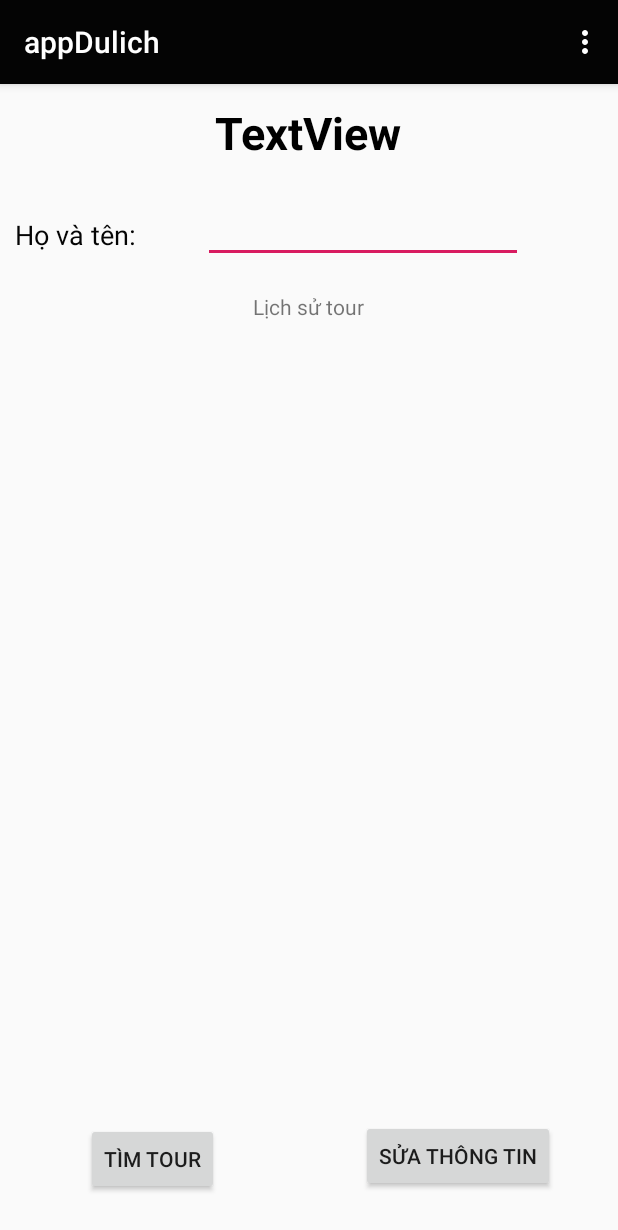
After one commit to TBDD-01/appDulich, an Android app: the TrangCaNhan screen opened directly, with no data from a screen before it, on a phone screen of 412 x 824 dp. The commit adds this screen. Shown: the top 1230 px of the screen. Run offline under Robolectric (Android 15) with nearby library versions, the phone set to English and light mode, and no system bars.

Commit message:
Revert "Revert "aaa""
This reverts commit ba0b7b0e411f605f5f5445d39c18103e554e7eff.

```diff
--- a/app/src/main/java/com/example/asus/appdulich/ConnectionDb.java
+++ b/app/src/main/java/com/example/asus/appdulich/ConnectionDb.java
@@ -9,12 +9,12 @@ import java.sql.SQLException;
 public class ConnectionDb {
     int a;
     @SuppressLint("NewAPi")
-    public java.sql.Connection connectionclass(String user, String passwordd, String database, String ipp) throws SQLException, ClassNotFoundException {
+    public java.sql.Connection connectionclass() throws SQLException, ClassNotFoundException {
         StrictMode.ThreadPolicy policy = new StrictMode.ThreadPolicy.Builder().permitAll().build();
         StrictMode.setThreadPolicy(policy);
         //Class.forName("com.microsoft.sqlserver.jdbc.SQLServerDriver");
         Class.forName("net.sourceforge.jtds.jdbc.Driver");
-        String ConnectionURL ="jdbc:jtds:sqlserver://192.168.1.111/ANDROID;user=sa;password=1";
+        String ConnectionURL ="jdbc:jtds:sqlserver://10.0.113.110/ANDROID;user=sa;password=1";
         java.sql.Connection connection =DriverManager.getConnection(ConnectionURL);
         return connection;
     }
--- /dev/null
+++ b/app/src/main/java/com/example/asus/appdulich/TrangCaNhan.java
@@ -0,0 +1,35 @@
+package com.example.asus.appdulich;
+
+import android.support.v7.app.AppCompatActivity;
+import android.os.Bundle;
+import android.view.Menu;
+import android.widget.Button;
+import android.widget.EditText;
+import android.widget.TextView;
+
+import java.sql.Connection;
+
+
+
+public class TrangCaNhan extends AppCompatActivity {
+    ConnectionDb connectionDb = new ConnectionDb();
+    Connection conn;
+
+    Button tcn_timkiem, tcn_sua;
+    TextView tcn_label;
+    EditText tcn_hoten;
+    public boolean onCreateOptionsMenu(Menu menu) {
+        menu.add("Thoát");
+        return true;
+    }
+
+    @Override
+    protected void onCreate(Bundle savedInstanceState) {
+        super.onCreate(savedInstanceState);
+        setContentView(R.layout.trangcanhan);
+        tcn_timkiem =(Button)findViewById(R.id.btntcn_timtour);
+        tcn_sua =(Button)findViewById(R.id.btntcn_suathongtin);
+        tcn_label = (TextView)findViewById(R.id.txttcn_label);
+        tcn_hoten =(EditText)findViewById(R.id.txttcn_hoten);
+    }
+}
--- a/app/src/main/res/layout/activity_main.xml
+++ b/app/src/main/res/layout/dangnhap.xml
@@ -4,7 +4,7 @@
     xmlns:tools="http://schemas.android.com/tools"
     android:layout_width="match_parent"
     android:layout_height="match_parent"
-    tools:context=".MainActivity">
+    tools:context=".DangNhap">
 
     <TextView
         android:id="@+id/textView"
--- /dev/null
+++ b/app/src/main/res/layout/row.xml
@@ -0,0 +1,6 @@
+<?xml version="1.0" encoding="utf-8"?>
+<android.support.constraint.ConstraintLayout
+    xmlns:android="http://schemas.android.com/apk/res/android" android:layout_width="match_parent"
+    android:layout_height="match_parent">
+
+</android.support.constraint.ConstraintLayout>
--- /dev/null
+++ b/app/src/main/res/layout/trangcanhan.xml
@@ -0,0 +1,81 @@
+<?xml version="1.0" encoding="utf-8"?>
+<RelativeLayout xmlns:android="http://schemas.android.com/apk/res/android"
+    xmlns:app="http://schemas.android.com/apk/res-auto"
+    xmlns:tools="http://schemas.android.com/tools"
+    android:layout_width="match_parent"
+    android:layout_height="match_parent"
+    tools:context=".TrangCaNhan">
+
+    <TextView
+        android:id="@+id/txttcn_label"
+        android:layout_width="wrap_content"
+        android:layout_height="wrap_content"
+        android:layout_alignParentTop="true"
+        android:layout_centerHorizontal="true"
+        android:layout_marginTop="12dp"
+        android:text="TextView"
+        android:textColor="@color/colorPrimaryDark"
+        android:textSize="30sp"
+        android:textStyle="bold" />
+
+    <TextView
+        android:id="@+id/textv"
+        android:layout_width="wrap_content"
+        android:layout_height="wrap_content"
+        android:layout_alignParentStart="true"
+        android:layout_alignParentTop="true"
+        android:layout_marginStart="10dp"
+        android:layout_marginTop="88dp"
+        android:text="Họ và tên: "
+        android:textColor="@color/colorPrimary"
+        android:textSize="18sp" />
+
+    <EditText
+        android:id="@+id/txttcn_hoten"
+        android:layout_width="wrap_content"
+        android:layout_height="wrap_content"
+        android:layout_alignTop="@+id/textv"
+        android:layout_alignParentEnd="true"
+        android:layout_marginTop="-14dp"
+        android:layout_marginEnd="63dp"
+        android:ems="10"
+        android:inputType="textPersonName" />
+
+    <Button
+        android:id="@+id/btntcn_timtour"
+        android:layout_width="wrap_content"
+        android:layout_height="wrap_content"
+        android:layout_alignParentStart="true"
+        android:layout_alignParentBottom="true"
+        android:layout_marginStart="57dp"
+        android:layout_marginBottom="27dp"
+        android:text="TÌM TOUR" />
+
+    <Button
+        android:id="@+id/btntcn_suathongtin"
+        android:layout_width="wrap_content"
+        android:layout_height="wrap_content"
+        android:layout_alignBottom="@+id/btntcn_timtour"
+        android:layout_alignParentEnd="true"
+        android:layout_marginEnd="42dp"
+        android:layout_marginBottom="2dp"
+        android:text="SỬA THÔNG TIN" />
+
+    <TextView
+        android:id="@+id/textView12"
+        android:layout_width="wrap_content"
+        android:layout_height="wrap_content"
+        android:layout_below="@+id/txttcn_hoten"
+        android:layout_centerHorizontal="true"
+        android:layout_marginTop="19dp"
+        android:text="Lịch sử tour" />
+
+
+    <ListView
+        android:layout_width="340dp"
+        android:layout_height="243dp"
+        android:layout_alignParentStart="true"
+        android:layout_alignParentTop="true"
+        android:layout_marginStart="26dp"
+        android:layout_marginTop="166dp" />
+</RelativeLayout>
```
Also changed, not shown: app/src/main/AndroidManifest.xml (+5 -2 lines), app/src/main/java/com/example/asus/appdulich/DangKi.java (+15 -7 lines), app/src/main/java/com/example/asus/appdulich/DangNhap.java (renamed from app/src/main/java/com/example/asus/appdulich/MainActivity.java, +60 -25 lines).
